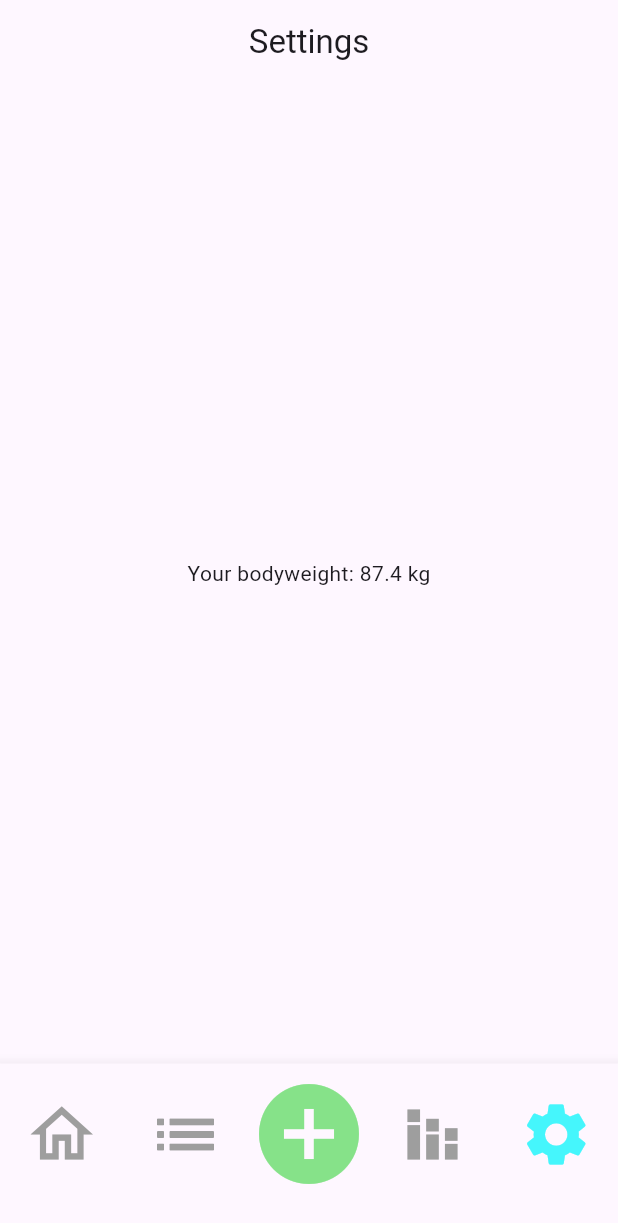
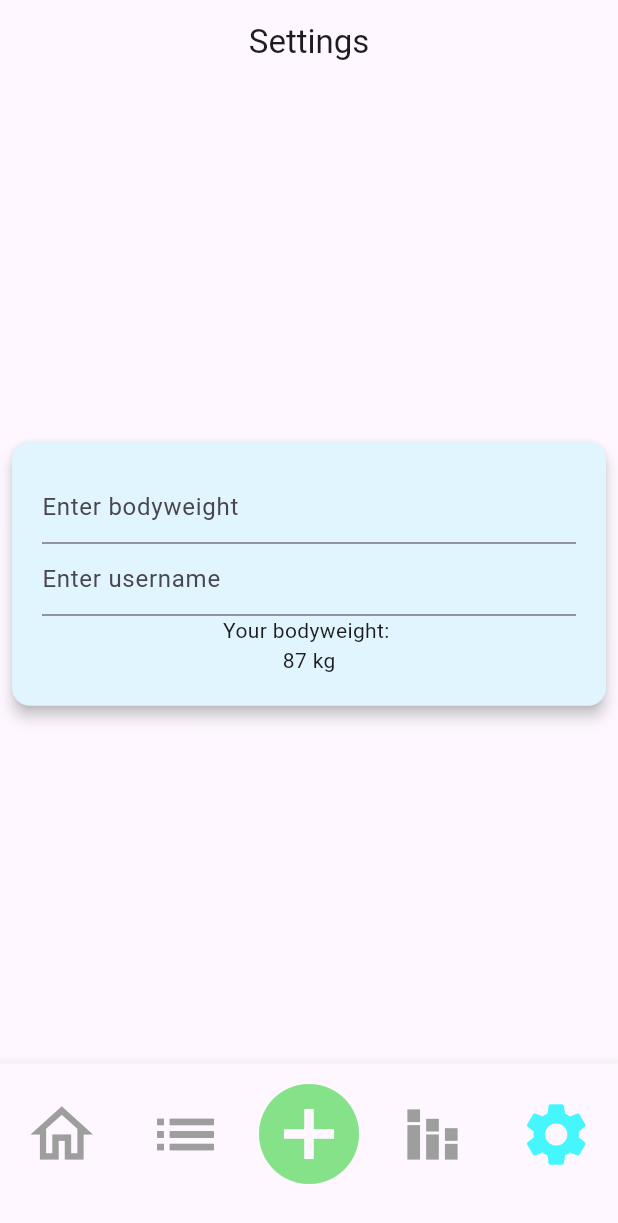
Before and after one commit to niceric/ultimateexercise, a Flutter app: the screen it shows after launch, item 5 of the bottom bar chosen, on a phone screen of 412 x 824 dp. Shown: the top 1223 px of the screen. Run offline on Flutter 3.47's test engine with Material 3 defaults, Android fonts, the phone set to English and light mode, and no system bars; our stand-ins replace fl_chart, flutter_dotenv, geocoding, geolocator, go_router, lottie and 2 more; missing offline and left inert: dart:ffi.

Commit message:
Fixade till input i settings

```diff
--- a/trainingapp/lib/main.dart
+++ b/trainingapp/lib/main.dart
@@ -42,6 +42,8 @@
 
   @override
   Widget build(BuildContext context) {
-    return MaterialApp.router(routerConfig: ScreenIndexProvider().fetchRouter);
+    return MaterialApp.router(
+        debugShowCheckedModeBanner: false,
+        routerConfig: ScreenIndexProvider().fetchRouter);
   }
 }
--- a/trainingapp/lib/screens/settings.dart
+++ b/trainingapp/lib/screens/settings.dart
@@ -8,6 +8,9 @@ import 'package:trainingapp/models/workout_model.dart';
 class Settings extends StatelessWidget {
   @override
   Widget build(BuildContext context) {
+    final inputWeight = TextEditingController();
+    final inputUserName = TextEditingController();
+
     return Scaffold(
       appBar: AppBar(
         centerTitle: true,
@@ -19,13 +22,47 @@ class Settings extends StatelessWidget {
           return Column(
             mainAxisAlignment: MainAxisAlignment.center,
             children: [
-              Row(
+              Card(
+                color: Colors.lightBlue[50],
+                elevation: 4,
+                margin: EdgeInsets.all(8.0),
+                child: Padding(
+                  padding: const EdgeInsets.all(20.0),
+                  child: Column(
                     mainAxisAlignment: MainAxisAlignment.center,
                     children: [
+                      Container(
+                        child: TextField(
+                            onChanged: (value) {
+                              context
+                                  .read<WorkoutProvider>()
+                                  .setUserWeight(inputWeight.text);
+                            },
+                            decoration:
+                                InputDecoration(hintText: "Enter bodyweight"),
+                            controller: inputWeight),
+                      ),
+                      Container(
+                        child: Column(
+                          children: [
+                            TextField(
+                                decoration:
+                                    InputDecoration(hintText: "Enter username"),
+                                onChanged: (value) {
+                                  context
+                                      .read<WorkoutProvider>()
+                                      .setUserName(inputUserName.text);
+                                },
+                                controller: inputUserName)
+                          ],
+                        ),
+                      ),
                       Text('Your bodyweight: '),
                       Text(
                           '${context.watch<WorkoutProvider>().userBodyWeight.toString()} kg'),
                     ],
+                  ),
+                ),
               ),
             ],
           );
--- a/trainingapp/lib/states/workout_handler.dart
+++ b/trainingapp/lib/states/workout_handler.dart
@@ -1,3 +1,5 @@
+import 'dart:ffi';
+
 import 'package:flutter/material.dart';
 import 'package:trainingapp/models/workout_model.dart';
 
@@ -55,11 +57,13 @@ import 'package:trainingapp/models/workout_model.dart';
 
 class WorkoutProvider extends ChangeNotifier {
   List<Workout> _workouts = [];
-  double _userBodyWeight = 87.4;
+  String _userBodyWeight = "87";
+  String _userName = "";
 
   // Getter för alla workouts
   List<Workout> get workouts => _workouts;
-  double get userBodyWeight => _userBodyWeight;
+  String get userBodyWeight => _userBodyWeight;
+  String get userName => _userName;
 
   Workout? get latestWorkout {
     if (_workouts.isNotEmpty) {
@@ -163,4 +167,14 @@ class WorkoutProvider extends ChangeNotifier {
     workoutToBeChanged.weather = workoutWeather;
     notifyListeners();
   }
+
+  void setUserWeight(String weight) {
+    _userBodyWeight = weight;
+    notifyListeners();
+  }
+
+  void setUserName(newUsername) {
+    _userName = newUsername;
+    notifyListeners();
+  }
 }
```
Also changed, not shown: trainingapp/lib/models/exercise_model.dart (+4 -3 lines), trainingapp/lib/screens/home.dart (+11 -5 lines). Lines whose indentation alone changed are shown as unchanged.
